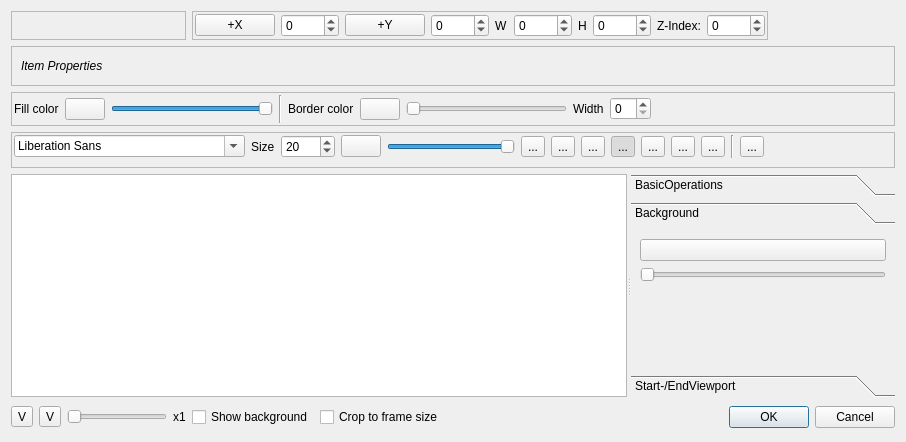
This is src/widgets/titlewidget_ui.ui in KDE/kdenlive as Qt 5 draws it before an edit. The edited form follows.
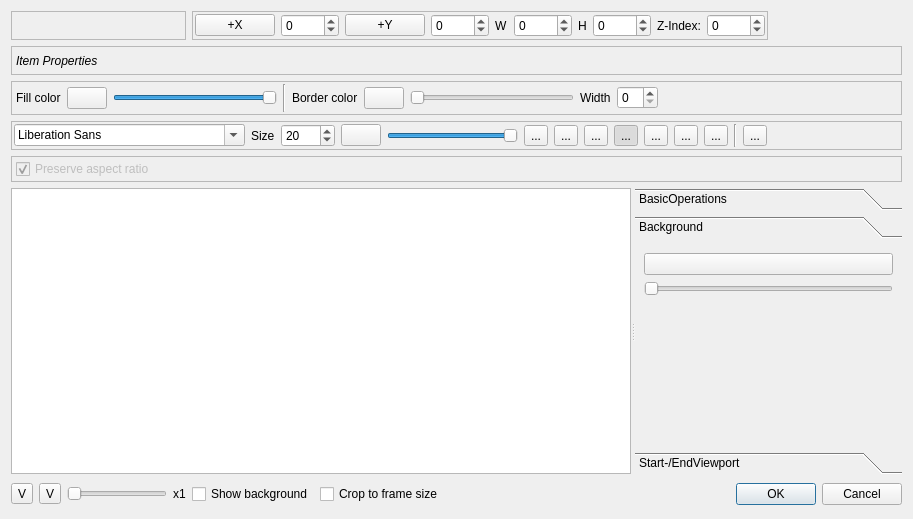
This is the edited form. The open tabs and pages were chosen to show the change. Custom widgets are drawn as their Qt base class.

Commit message: Fixes and refactoring in Titler (tool bars showing at the wrong time, axis buttons activated on new items)

```diff
--- a/src/widgets/titlewidget_ui.ui
+++ b/src/widgets/titlewidget_ui.ui
@@ -6,8 +6,8 @@
    <rect>
     <x>0</x>
     <y>0</y>
-    <width>906</width>
-    <height>442</height>
+    <width>913</width>
+    <height>519</height>
    </rect>
   </property>
   <property name="sizePolicy">
@@ -20,7 +20,7 @@
    <string>Title Clip</string>
   </property>
   <layout class="QGridLayout" name="gridLayout_2">
-   <item row="5" column="8">
+   <item row="6" column="8">
     <spacer name="horizontalSpacer_3">
      <property name="orientation">
       <enum>Qt::Horizontal</enum>
@@ -42,6 +42,18 @@
       <enum>QFrame::Sunken</enum>
      </property>
      <layout class="QHBoxLayout" name="horizontalLayout_2">
+      <property name="leftMargin">
+       <number>4</number>
+      </property>
+      <property name="topMargin">
+       <number>4</number>
+      </property>
+      <property name="rightMargin">
+       <number>2</number>
+      </property>
+      <property name="bottomMargin">
+       <number>3</number>
+      </property>
       <item>
        <widget class="QLabel" name="label">
         <property name="font">
@@ -83,7 +95,16 @@
       <enum>QFrame::Sunken</enum>
      </property>
      <layout class="QGridLayout" name="gridLayout_4">
-      <property name="margin">
+      <property name="leftMargin">
+       <number>4</number>
+      </property>
+      <property name="topMargin">
+       <number>2</number>
+      </property>
+      <property name="rightMargin">
+       <number>2</number>
+      </property>
+      <property name="bottomMargin">
        <number>2</number>
       </property>
       <item row="0" column="0">
@@ -185,6 +206,9 @@
        <number>2</number>
       </property>
       <property name="rightMargin">
+       <number>4</number>
+      </property>
+      <property name="bottomMargin">
        <number>2</number>
       </property>
       <item row="4" column="0">
@@ -358,7 +382,7 @@
      </layout>
     </widget>
    </item>
-   <item row="4" column="1" colspan="9">
+   <item row="5" column="1" colspan="9">
     <widget class="QSplitter" name="splitter">
      <property name="sizePolicy">
       <sizepolicy hsizetype="Expanding" vsizetype="Expanding">
@@ -498,8 +522,8 @@
         <rect>
          <x>0</x>
          <y>0</y>
-         <width>431</width>
-         <height>144</height>
+         <width>450</width>
+         <height>122</height>
         </rect>
        </property>
        <attribute name="label">
@@ -716,21 +740,21 @@
      </widget>
     </widget>
    </item>
-   <item row="5" column="1">
+   <item row="6" column="1">
     <widget class="QToolButton" name="buttonFitZoom">
      <property name="text">
       <string>V</string>
      </property>
     </widget>
    </item>
-   <item row="5" column="2">
+   <item row="6" column="2">
     <widget class="QToolButton" name="buttonRealSize">
      <property name="text">
       <string>V</string>
      </property>
     </widget>
    </item>
-   <item row="5" column="3" colspan="2">
+   <item row="6" column="3" colspan="2">
     <widget class="QSlider" name="zoom_slider">
      <property name="minimumSize">
       <size>
@@ -758,21 +782,21 @@
      </property>
     </widget>
    </item>
-   <item row="5" column="5">
+   <item row="6" column="5">
     <widget class="QLabel" name="zoom_label">
      <property name="text">
       <string>x1</string>
      </property>
     </widget>
    </item>
-   <item row="5" column="6">
+   <item row="6" column="6">
     <widget class="QCheckBox" name="displayBg">
      <property name="text">
       <string>Show background</string>
      </property>
     </widget>
    </item>
-   <item row="5" column="9">
+   <item row="6" column="9">
     <widget class="QDialogButtonBox" name="buttonBox">
      <property name="orientation">
       <enum>Qt::Horizontal</enum>
@@ -920,13 +944,63 @@
      </property>
     </widget>
    </item>
-   <item row="5" column="7">
+   <item row="6" column="7">
     <widget class="QCheckBox" name="cropImage">
      <property name="text">
       <string>Crop to frame size</string>
      </property>
     </widget>
    </item>
+   <item row="4" column="1" colspan="9">
+    <widget class="QFrame" name="image_properties">
+     <property name="frameShape">
+      <enum>QFrame::StyledPanel</enum>
+     </property>
+     <property name="frameShadow">
+      <enum>QFrame::Raised</enum>
+     </property>
+     <layout class="QGridLayout" name="gridLayout_6">
+      <property name="leftMargin">
+       <number>4</number>
+      </property>
+      <property name="topMargin">
+       <number>2</number>
+      </property>
+      <property name="rightMargin">
+       <number>2</number>
+      </property>
+      <property name="bottomMargin">
+       <number>2</number>
+      </property>
+      <item row="0" column="0">
+       <widget class="QCheckBox" name="preserveAspectRatio">
+        <property name="enabled">
+         <bool>false</bool>
+        </property>
+        <property name="text">
+         <string>Preserve aspect ratio</string>
+        </property>
+        <property name="checked">
+         <bool>true</bool>
+        </property>
+       </widget>
+      </item>
+      <item row="0" column="1">
+       <spacer name="horizontalSpacer_6">
+        <property name="orientation">
+         <enum>Qt::Horizontal</enum>
+        </property>
+        <property name="sizeHint" stdset="0">
+         <size>
+          <width>40</width>
+          <height>20</height>
+         </size>
+        </property>
+       </spacer>
+      </item>
+     </layout>
+    </widget>
+   </item>
   </layout>
  </widget>
  <customwidgets>
```
Left out of the diff: 10 changed lines with no effect on the pictures. The commit also changes 2 other files.
